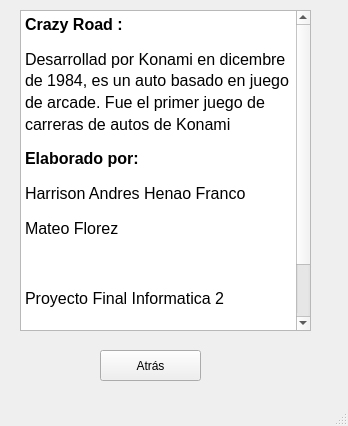
First picture: the form in licencia.ui, repository hahf1010/proyectofinal, before the edit.
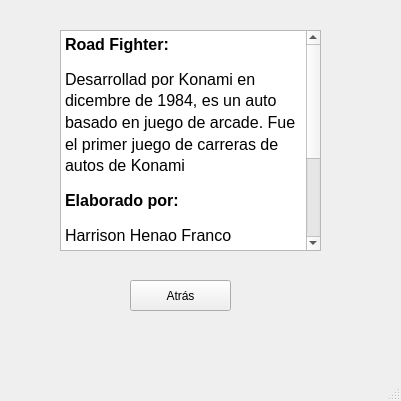
Second picture: the form after the edit.

The edit to the form file:
```diff
--- a/licencia.ui
+++ b/licencia.ui
@@ -6,34 +6,21 @@
    <rect>
     <x>0</x>
     <y>0</y>
-    <width>348</width>
-    <height>426</height>
+    <width>401</width>
+    <height>401</height>
    </rect>
   </property>
   <property name="windowTitle">
    <string>MainWindow</string>
   </property>
   <widget class="QWidget" name="centralwidget">
-   <widget class="QPushButton" name="regresar">
-    <property name="geometry">
-     <rect>
-      <x>100</x>
-      <y>350</y>
-      <width>101</width>
-      <height>31</height>
-     </rect>
-    </property>
-    <property name="text">
-     <string>Atrás</string>
-    </property>
-   </widget>
    <widget class="QTextBrowser" name="textBrowser">
     <property name="geometry">
      <rect>
-      <x>20</x>
-      <y>10</y>
-      <width>291</width>
-      <height>321</height>
+      <x>60</x>
+      <y>30</y>
+      <width>261</width>
+      <height>221</height>
      </rect>
     </property>
     <property name="html">
@@ -41,17 +28,29 @@
 &lt;html&gt;&lt;head&gt;&lt;meta name=&quot;qrichtext&quot; content=&quot;1&quot; /&gt;&lt;style type=&quot;text/css&quot;&gt;
 p, li { white-space: pre-wrap; }
 &lt;/style&gt;&lt;/head&gt;&lt;body style=&quot; font-family:'MS Shell Dlg 2'; font-size:8.25pt; font-weight:400; font-style:normal;&quot;&gt;
-&lt;p style=&quot; margin-top:12px; margin-bottom:0px; margin-left:0px; margin-right:0px; -qt-block-indent:0; text-indent:0px; line-height:120%;&quot;&gt;&lt;span style=&quot; font-family:'Liberation Sans'; font-size:12pt; font-weight:600;&quot;&gt;Crazy Road :&lt;/span&gt;&lt;/p&gt;
+&lt;p style=&quot; margin-top:12px; margin-bottom:0px; margin-left:0px; margin-right:0px; -qt-block-indent:0; text-indent:0px; line-height:120%;&quot;&gt;&lt;span style=&quot; font-family:'Liberation Sans'; font-size:12pt; font-weight:600;&quot;&gt;Road Fighter:&lt;/span&gt;&lt;/p&gt;
 &lt;p style=&quot; margin-top:12px; margin-bottom:0px; margin-left:0px; margin-right:0px; -qt-block-indent:0; text-indent:0px; line-height:120%;&quot;&gt;&lt;span style=&quot; font-family:'Liberation Sans'; font-size:12pt;&quot;&gt;Desarrollad por Konami en dicembre de 1984, es un auto basado en juego de arcade. Fue el primer juego de carreras de autos de Konami&lt;/span&gt;&lt;/p&gt;
 &lt;p align=&quot;justify&quot; style=&quot; margin-top:12px; margin-bottom:0px; margin-left:0px; margin-right:0px; -qt-block-indent:0; text-indent:0px; line-height:120%;&quot;&gt;&lt;span style=&quot; font-family:'Ubuntu'; font-size:12pt; font-weight:600;&quot;&gt;Elaborado por:&lt;/span&gt;&lt;/p&gt;
-&lt;p align=&quot;justify&quot; style=&quot; margin-top:12px; margin-bottom:0px; margin-left:0px; margin-right:0px; -qt-block-indent:0; text-indent:0px; line-height:120%;&quot;&gt;&lt;span style=&quot; font-family:'Ubuntu'; font-size:12pt;&quot;&gt;Harrison Andres Henao Franco&lt;/span&gt;&lt;/p&gt;
+&lt;p align=&quot;justify&quot; style=&quot; margin-top:12px; margin-bottom:0px; margin-left:0px; margin-right:0px; -qt-block-indent:0; text-indent:0px; line-height:120%;&quot;&gt;&lt;span style=&quot; font-family:'Ubuntu'; font-size:12pt;&quot;&gt;Harrison Henao Franco&lt;/span&gt;&lt;/p&gt;
 &lt;p align=&quot;justify&quot; style=&quot; margin-top:12px; margin-bottom:0px; margin-left:0px; margin-right:0px; -qt-block-indent:0; text-indent:0px; line-height:120%;&quot;&gt;&lt;span style=&quot; font-family:'Ubuntu'; font-size:12pt;&quot;&gt;Mateo Florez&lt;/span&gt;&lt;/p&gt;
-&lt;p align=&quot;justify&quot; style=&quot;-qt-paragraph-type:empty; margin-top:12px; margin-bottom:0px; margin-left:0px; margin-right:0px; -qt-block-indent:0; text-indent:0px; line-height:120%; font-family:'Ubuntu'; font-size:12pt;&quot;&gt;&lt;br /&gt;&lt;/p&gt;
-&lt;p align=&quot;justify&quot; style=&quot; margin-top:12px; margin-bottom:0px; margin-left:0px; margin-right:0px; -qt-block-indent:0; text-indent:0px; line-height:120%;&quot;&gt;&lt;span style=&quot; font-family:'Ubuntu'; font-size:12pt;&quot;&gt;Proyecto Final Informatica 2&lt;/span&gt;&lt;/p&gt;
-&lt;p align=&quot;justify&quot; style=&quot; margin-top:12px; margin-bottom:0px; margin-left:0px; margin-right:0px; -qt-block-indent:0; text-indent:0px; line-height:120%;&quot;&gt;&lt;span style=&quot; font-family:'Ubuntu'; font-size:12pt;&quot;&gt;&lt;br /&gt;&lt;/span&gt;&lt;/p&gt;
+&lt;p align=&quot;justify&quot; style=&quot;-qt-paragraph-type:empty; margin-top:12px; margin-bottom:0px; margin-left:0px; margin-right:0px; -qt-block-indent:0; text-indent:0px; line-height:120%;&quot;&gt;&lt;br /&gt;&lt;/p&gt;
+&lt;p align=&quot;justify&quot; style=&quot; margin-top:12px; margin-bottom:0px; margin-left:0px; margin-right:0px; -qt-block-indent:0; text-indent:0px; line-height:120%;&quot;&gt;&lt;span style=&quot; font-family:'Ubuntu'; font-size:12pt;&quot;&gt;Proyecto Final Informatica 2&lt;br /&gt;&lt;/span&gt;&lt;/p&gt;
 &lt;p align=&quot;justify&quot; style=&quot; margin-top:12px; margin-bottom:0px; margin-left:0px; margin-right:0px; -qt-block-indent:0; text-indent:0px; line-height:120%;&quot;&gt;&lt;span style=&quot; font-family:'Ubuntu'; font-size:12pt;&quot;&gt;Universidad De Antioquia&lt;/span&gt;&lt;/p&gt;&lt;/body&gt;&lt;/html&gt;</string>
     </property>
    </widget>
+   <widget class="QPushButton" name="regresar">
+    <property name="geometry">
+     <rect>
+      <x>130</x>
+      <y>280</y>
+      <width>101</width>
+      <height>31</height>
+     </rect>
+    </property>
+    <property name="text">
+     <string>Atrás</string>
+    </property>
+   </widget>
   </widget>
   <widget class="QMenuBar" name="menubar">
    <property name="geometry">
```
Left out of the diff: 6 changed lines with no effect on the pictures.
